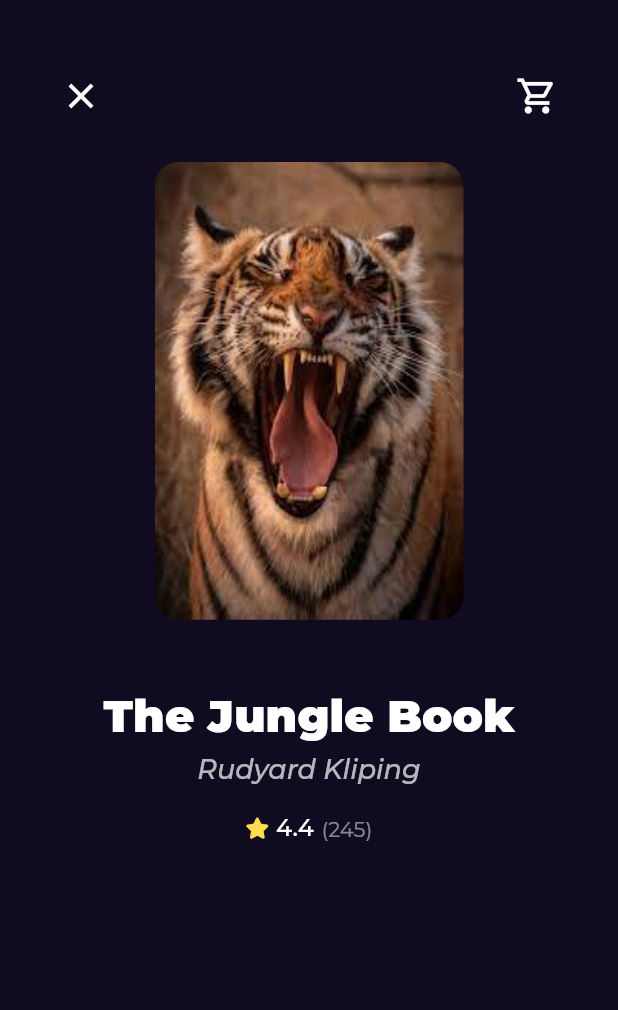
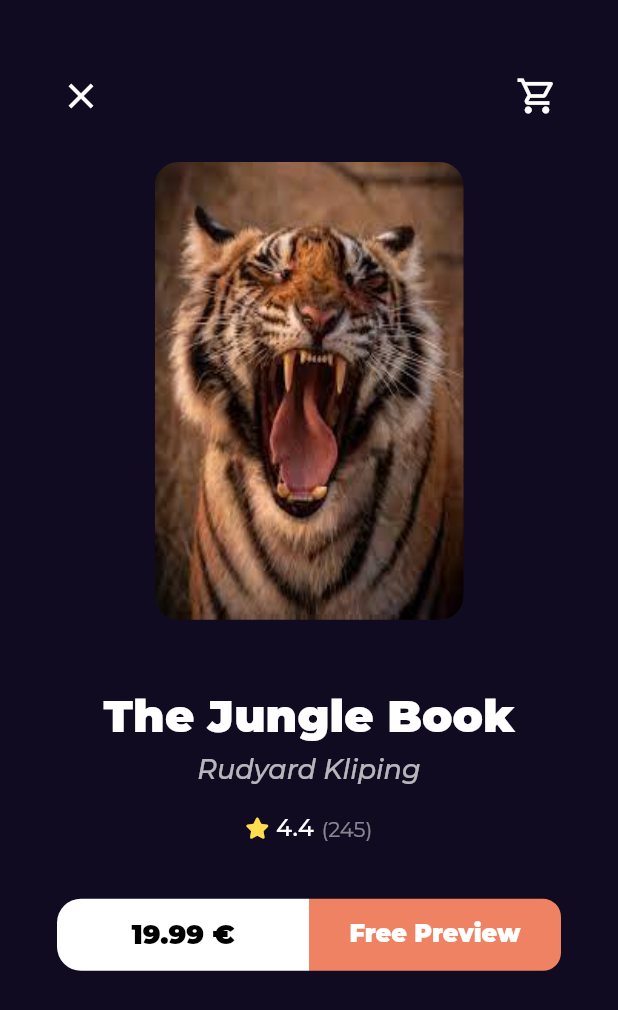
Before and after one commit to mahmoud-gabr/bookly_app, a Flutter app: the BookDetailsView screen opened by its route, on a phone screen of 412 x 824 dp. Shown: the top 1010 px of the screen. Run offline on Flutter 3.47's test engine with Material 2 defaults, Android fonts, the phone set to English and light mode, and no system bars; our stand-ins replace font_awesome_flutter, go_router, google_fonts.

Commit message:
create books action

```diff
--- /dev/null
+++ b/lib/core/widgets/custom_botton.dart
@@ -0,0 +1,39 @@
+import 'package:book_app/core/utils/styles.dart';
+import 'package:flutter/material.dart';
+
+class CustomBotton extends StatelessWidget {
+  const CustomBotton({
+    super.key,
+    required this.backgroundColor,
+    required this.textColor,
+    this.borderRadius,
+    required this.text, this.fontSize,
+  });
+  final String text;
+  final Color backgroundColor;
+  final Color textColor;
+  final BorderRadius? borderRadius;
+  final double? fontSize;
+  @override
+  Widget build(BuildContext context) {
+    return SizedBox(
+      height: 48,
+      child: TextButton(
+        onPressed: () {},
+        style: TextButton.styleFrom(
+            backgroundColor: backgroundColor,
+            shape: RoundedRectangleBorder(
+              borderRadius: borderRadius ?? BorderRadius.circular(12),
+            )),
+        child: Text(
+          text,
+          style: Styles.textStyle18.copyWith(
+            color: textColor,
+            fontWeight: FontWeight.w900,
+            fontSize: fontSize,
+          ),
+        ),
+      ),
+    );
+  }
+}
--- a/lib/features/home/presentation/views/widgets/book_details_view_body.dart
+++ b/lib/features/home/presentation/views/widgets/book_details_view_body.dart
@@ -1,5 +1,7 @@
 import 'package:book_app/core/utils/styles.dart';
+import 'package:book_app/core/widgets/custom_botton.dart';
 import 'package:book_app/features/home/presentation/views/widgets/booking_rate.dart';
+import 'package:book_app/features/home/presentation/views/widgets/books_action.dart';
 import 'package:book_app/features/home/presentation/views/widgets/custom_book_details_app_bar.dart';
 import 'package:book_app/features/home/presentation/views/widgets/custom_book_image.dart';
 import 'package:flutter/material.dart';
@@ -43,6 +45,10 @@ class BookDetailsViewBody extends StatelessWidget {
         const BookRating(
           mainAxisAlignment: MainAxisAlignment.center,
         ),
+        const SizedBox(
+          height: 37,
+        ),
+        const BooksAction(),
       ],
     );
   }
--- /dev/null
+++ b/lib/features/home/presentation/views/widgets/books_action.dart
@@ -0,0 +1,40 @@
+import 'package:book_app/core/widgets/custom_botton.dart';
+import 'package:flutter/material.dart';
+
+class BooksAction extends StatelessWidget {
+  const BooksAction({super.key});
+
+  @override
+  Widget build(BuildContext context) {
+    return const Padding(
+      padding: EdgeInsets.symmetric(horizontal: 38),
+      child: Row(
+        children: [
+          Expanded(
+            child: CustomBotton(
+              text: '19.99 €',
+              backgroundColor: Colors.white,
+              textColor: Colors.black,
+              borderRadius: BorderRadius.only(
+                topLeft: Radius.circular(16),
+                bottomLeft: Radius.circular(16),
+              ),
+            ),
+          ),
+          Expanded(
+            child: CustomBotton(
+              text: 'Free Preview',
+              fontSize: 16,
+              backgroundColor: Color(0xffEF8262),
+              textColor: Colors.white,
+              borderRadius: BorderRadius.only(
+                topRight: Radius.circular(12),
+                bottomRight: Radius.circular(12),
+              ),
+            ),
+          ),
+        ],
+      ),
+    );
+  }
+}
--- a/lib/features/home/presentation/views/widgets/custom_book_details_app_bar.dart
+++ b/lib/features/home/presentation/views/widgets/custom_book_details_app_bar.dart
@@ -1,4 +1,6 @@
 import 'package:flutter/material.dart';
+// ignore: depend_on_referenced_packages
+import 'package:go_router/go_router.dart';
 
 class CustomBookDetaisAppBar extends StatelessWidget {
   const CustomBookDetaisAppBar({super.key});
@@ -11,7 +13,9 @@ class CustomBookDetaisAppBar extends StatelessWidget {
         mainAxisAlignment: MainAxisAlignment.spaceBetween,
         children: [
           IconButton(
-            onPressed: () {},
+            onPressed: () {
+              GoRouter.of(context).pop();
+            },
             icon: const Icon(
               Icons.close,
               size: 28,
```
